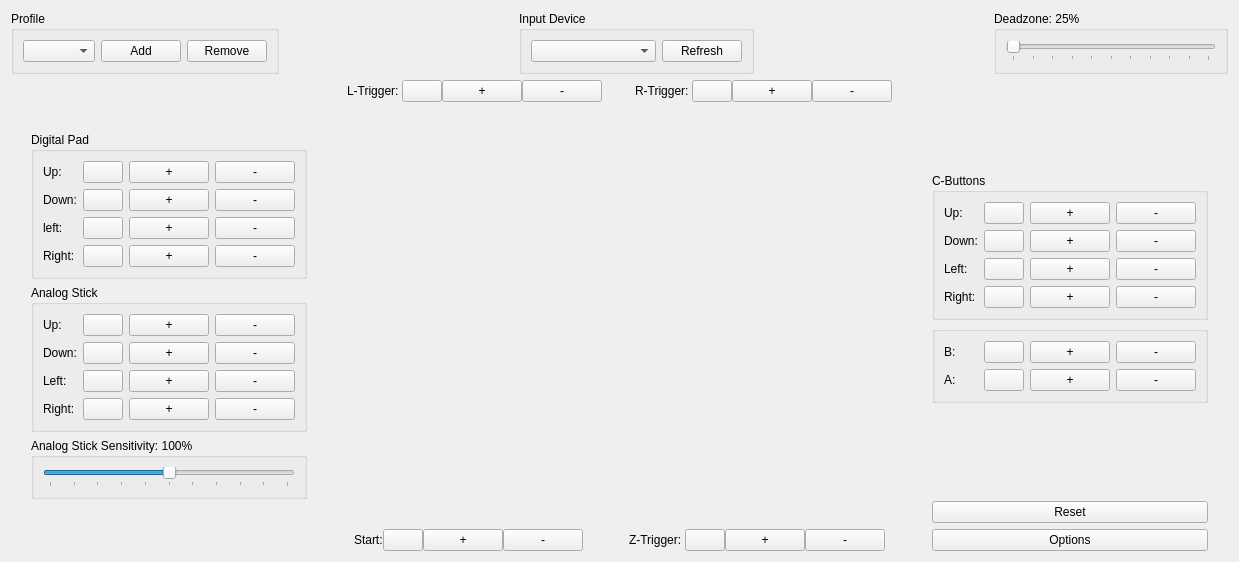
Rosalie241/RMG, file Source/RMG-Input/UserInterface/Widget/ControllerWidget.ui: the form before one commit.
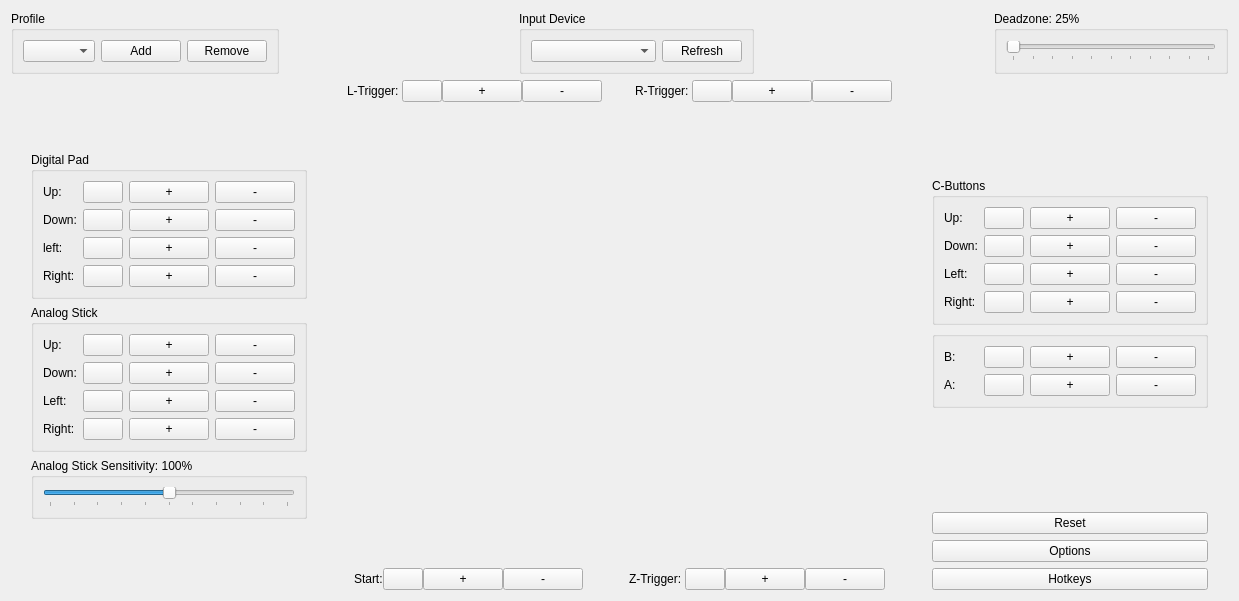
The form after the commit. Custom widgets are drawn as their Qt base class.

Commit message: RMG-Input: (wip) introduce controller hotkeys

Diff of the .ui file:
```diff
--- a/Source/RMG-Input/UserInterface/Widget/ControllerWidget.ui
+++ b/Source/RMG-Input/UserInterface/Widget/ControllerWidget.ui
@@ -7,7 +7,7 @@
     <x>0</x>
     <y>0</y>
     <width>1239</width>
-    <height>562</height>
+    <height>601</height>
    </rect>
   </property>
   <property name="sizePolicy">
@@ -1254,6 +1254,13 @@
          </property>
         </widget>
        </item>
+       <item>
+        <widget class="QPushButton" name="hotkeysButton">
+         <property name="text">
+          <string>Hotkeys</string>
+         </property>
+        </widget>
+       </item>
       </layout>
      </item>
      <item>
```
The commit also changes 14 other files.
